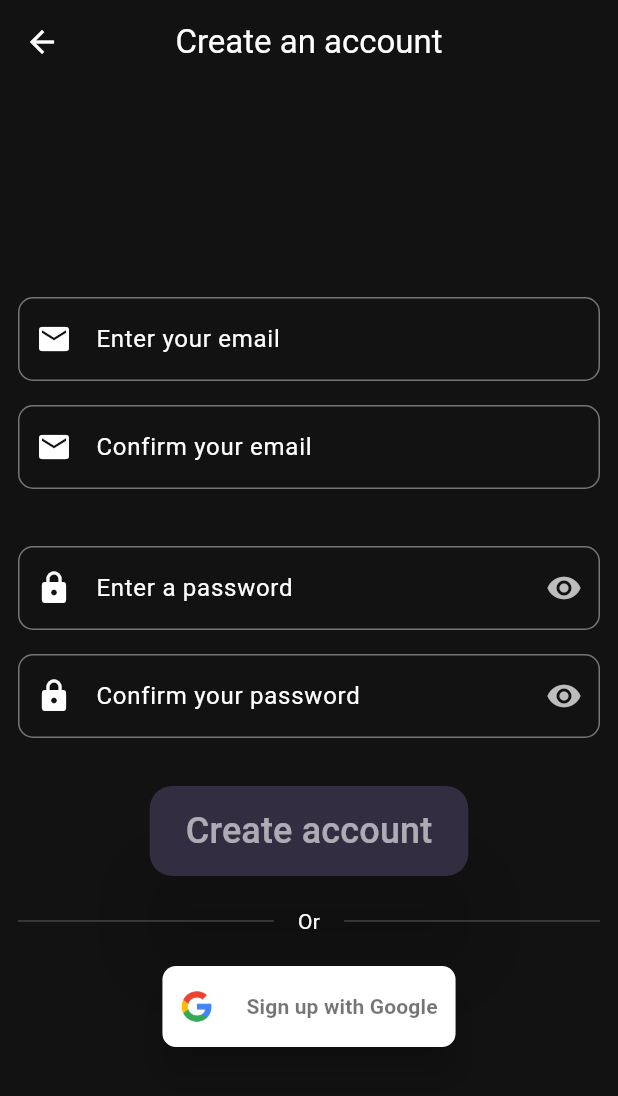
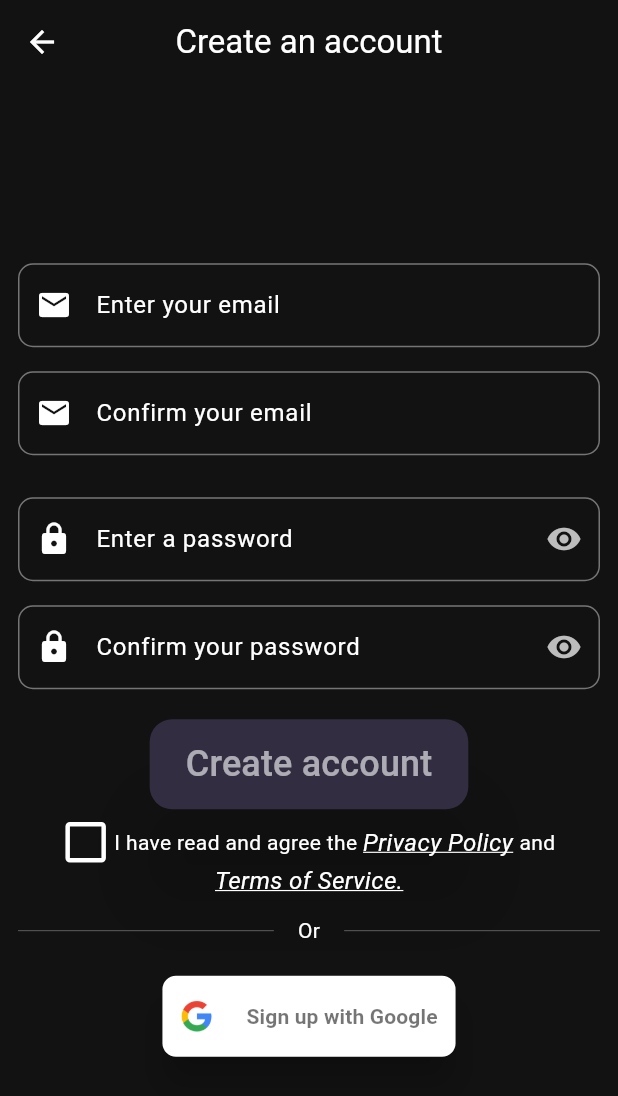
Before and after one commit to nicolas-ferrada/mycustomnotes_website, a Flutter app: the RegisterPage screen opened by its route, on a phone screen of 412 x 824 dp. Shown: the top 1096 px of the screen. Run offline on Flutter 3.47's test engine with Material 2 defaults, Android fonts, the light colour scheme and no system bars; our stand-ins replace audioplayers, cloud_firestore, connectivity_plus, device_info_plus, firebase_auth, firebase_core and 6 more; missing offline and left inert: any_link_preview, excel, firebase_app_check; accounts and stored records are empty; generated files the repository leaves out were written again; statements that could not run were skipped.

Commit message:
User must accept the Privacy Policy and Terms of Service.
- Before creating an email/password account

- Google every time (since can't find a way to identify if account is new before being created).

```diff
--- a/lib/domain/services/auth_services.dart/auth_user_service.dart
+++ b/lib/domain/services/auth_services.dart/auth_user_service.dart
@@ -9,7 +9,7 @@ import '../../../utils/extensions/formatted_message.dart';
 
 class AuthUserService {
   static Future<void> logOut({
-    required BuildContext context,
+    BuildContext? context,
   }) async {
     try {
       // If user uses both providers, if they log in with email and password instead of google,
@@ -20,9 +20,12 @@ class AuthUserService {
       await FirebaseFirestore.instance.terminate();
       await FirebaseFirestore.instance.clearPersistence();
     } catch (unexpectedException) {
-      if (!context.mounted) return;
-      throw Exception(AppLocalizations.of(context)!.unexpectedException_dialog)
-          .removeExceptionWord;
+      if (context != null) {
+        if (!context.mounted) return;
+        throw Exception(
+                AppLocalizations.of(context)!.unexpectedException_dialog)
+            .removeExceptionWord;
+      }
     }
   }
 
--- a/lib/l10n/app_en.arb
+++ b/lib/l10n/app_en.arb
@@ -12,6 +12,10 @@
     "closeButton": "Close",
     "@closeButton": {
         "description": "A generic close button generally used in dialogs"
+    },
+    "continueButton": "Continue",
+    "@continueButton": {
+        "description": "A generic continue button generally used in dialogs"
     },
     "@_LOGIN_PAGE_SCREEN": {},
     "email_textformfield_loginPage": "Enter your email",
@@ -1021,5 +1025,35 @@
     "websiteSubtitle_text_aboutPage": "Explore our development journey, our open-source code, contact email, and more on our website.",
     "@websiteSubtitle_text_aboutPage": {
         "description": "Website sub-text"
+    },
+    "@_PRIVACY_POLICY_TERMS_OF_SERVICE": {},
+    "title_text_pptos": "Privacy Policy and Terms of Service",
+    "@title_text_pptos": {
+        "description": "Privacy Policy and Terms of Service"
+    },
+    "pptosWereNotAccepted_exception_pptos": "You must accept the Privacy Policy and Terms of Service to continue, press the checkbox (square) to accept them. Make sure to read them first.",
+    "@title_text_pptos": {
+        "description": "Privacy Policy and Terms of Service"
+    },
+    "@_PRIVACY_POLICY_TERMS_OF_SERVICE_CONSENT": {},
+    "agree_text_pptos": "I have read and agree ",
+    "@agree_text_pptos": {
+        "description": "Privacy Policy and Terms of Service"
+    },
+    "the_text_pptos": "the ",
+    "@the_text_pptos": {
+        "description": "Privacy Policy and Terms of Service"
+    },
+    "privacyPolicy_text_pptos": "Privacy Policy ",
+    "@privacyPolicy_text_pptos": {
+        "description": "Privacy Policy and Terms of Service"
+    },
+    "and_text_pptos": "and ",
+    "@and_text_pptos": {
+        "description": "Privacy Policy and Terms of Service"
+    },
+    "termsOfService_text_pptos": "Terms of Service.",
+    "@termsOfService_text_pptos": {
+        "description": "Privacy Policy and Terms of Service"
     }
 }
--- a/lib/l10n/app_es.arb
+++ b/lib/l10n/app_es.arb
@@ -3,6 +3,7 @@
     "unexpectedException_dialog": "Lo sentimos, se encontró un error no esperado, por favor, intenta reiniciar la aplicación o intentar nuevamente más tarde.",
     "cancelButton": "Cancelar",
     "closeButton": "Cerrar",
+    "continueButton": "Continuar",
     "@_LOGIN_PAGE": {},
     "email_textformfield_loginPage": "Ingresa tu correo",
     "login_button_loginPage": "Iniciar sesión",
@@ -294,11 +295,20 @@
     "privacyPolicyTitle_text_aboutPage": "Política de Privacidad",
     "privacyPolicySubtitle_text_aboutPage": "Revisa nuestras Políticas de Privacidad.",
     "termsOfServiceTitle_text_aboutPage": "Términos de Servicio",
-    "termsOfServiceSubtitle_text_aboutPage": "Revisa nuestros Términos de Servicio",
+    "termsOfServiceSubtitle_text_aboutPage": "Revisa nuestros Términos de Servicio.",
     "softwareLicenseTitle_text_aboutPage": "Licencia de Software",
     "softwareLicenseSubtitle_text_aboutPage": "Revisa la licencia de software que utiliza este proyecto.",
     "thirdPartySoftwareTitle_text_aboutPage": "Software de terceros",
     "thirdPartySoftwareSubtitle_text_aboutPage": "Revisa el software de terceros que utilizamos en esta aplicación con sus respectivas licencias.",
     "websiteTitle_text_aboutPage": "Sitio web",
-    "websiteSubtitle_text_aboutPage": "Descubre como fue el proceso de desarrollo, nuestro código abierto, correo de contacto, y más en nuestro sitio web."
+    "websiteSubtitle_text_aboutPage": "Descubre como fue el proceso de desarrollo, nuestro código abierto, correo de contacto, y más en nuestro sitio web.",
+    "@_PRIVACY_POLICY_TERMS_OF_SERVICE": {},
+    "title_text_pptos": "Política de Privacidad y Términos de Servicio",
+    "pptosWereNotAccepted_exception_pptos": "Debes aceptar la Política de Privacidad y los Términos de Servicio para continuar, presiona la casilla de verificación (cuadrado) para aceptarlos. Asegurate de leerlos primero.",
+    "@_PRIVACY_POLICY_TERMS_OF_SERVICE_CONSENT": {},
+    "agree_text_pptos": "He leído y acepto ",
+    "the_text_pptos": "la ",
+    "privacyPolicy_text_pptos": "Política de Privacidad ",
+    "and_text_pptos": "y ",
+    "termsOfService_text_pptos": "Términos de Servicio."
 }
--- a/lib/presentation/pages/login_page/login_page.dart
+++ b/lib/presentation/pages/login_page/login_page.dart
@@ -295,7 +295,7 @@ class _LoginPageState extends State<LoginPage> {
         ),
         onPressed: () async {
           try {
-            await AuthUserServiceGoogleSignIn.logInGoogle();
+            await AuthUserServiceGoogleSignIn.logInGoogle(context);
           } catch (errorMessage) {
             // errorMessage is the custom message sent by the firebase function.
             if (!context.mounted) return;
@@ -362,6 +362,7 @@ class _LoginPageState extends State<LoginPage> {
                 color: Colors.white,
                 fontSize: 19,
                 fontStyle: FontStyle.italic,
+                overflow: TextOverflow.ellipsis,
               ),
             ),
           ),
--- a/lib/presentation/pages/register_page/register_page.dart
+++ b/lib/presentation/pages/register_page/register_page.dart
@@ -1,4 +1,5 @@
 import 'package:flutter/material.dart';
+import 'package:mycustomnotes/presentation/widgets/privacy_policy_terms_of_service_widget/privacy_policy_terms_of_service.dart';
 
 import '../../../domain/services/auth_services.dart/auth_user_service_email_password.dart';
 import '../../../domain/services/auth_services.dart/auth_user_service_google_singin.dart';
@@ -22,6 +23,14 @@ class _RegisterPageState extends State<RegisterPage> {
   bool isPasswordHidden = true;
   bool isPasswordConfirmHidden = true;
 
+  bool isUserAcceptingPPAndTos = false;
+
+  void updateUserAcceptance(bool newValue) {
+    setState(() {
+      isUserAcceptingPPAndTos = newValue;
+    });
+  }
+
   @override
   void dispose() {
     _emailRegisterController.dispose();
@@ -44,9 +53,6 @@ class _RegisterPageState extends State<RegisterPage> {
           child: Column(
             mainAxisAlignment: MainAxisAlignment.center,
             children: [
-              const SizedBox(
-                height: 16,
-              ),
               // Mail user input
               Padding(
                 padding:
@@ -97,7 +103,7 @@ class _RegisterPageState extends State<RegisterPage> {
                   ),
                 ),
               ),
-              const SizedBox(height: 22),
+              const SizedBox(height: 12),
               // Password user input
               Padding(
                 padding:
@@ -172,7 +178,7 @@ class _RegisterPageState extends State<RegisterPage> {
                   ),
                 ),
               ),
-              const SizedBox(height: 16),
+              const SizedBox(height: 4),
               //Register button
               Padding(
                 padding: const EdgeInsets.all(8.0),
@@ -217,6 +223,15 @@ class _RegisterPageState extends State<RegisterPage> {
                       return;
                     }
 
+                    if (isUserAcceptingPPAndTos == false) {
+                      ExceptionsAlertDialog.showErrorDialog(
+                        context: context,
+                        errorMessage: AppLocalizations.of(context)!
+                            .pptosWereNotAccepted_exception_pptos,
+                      );
+                      return;
+                    }
+
                     // Register a user with email and password
                     try {
                       await AuthUserServiceEmailPassword.registerEmailPassword(
@@ -239,12 +254,20 @@ class _RegisterPageState extends State<RegisterPage> {
                   ),
                 ),
               ),
+              privacyPolicyAndTermsOfService(),
               loginProvidersSeparationWidget(context),
               googleLoginButtonWidget(context),
             ],
           ),
         ),
       ),
+    );
+  }
+
+  Widget privacyPolicyAndTermsOfService() {
+    return PrivacyPolicyTermsOfServiceWidget(
+      isUserAccepting: isUserAcceptingPPAndTos,
+      updateUserAcceptance: updateUserAcceptance,
     );
   }
 
@@ -290,7 +313,7 @@ class _RegisterPageState extends State<RegisterPage> {
         ),
         onPressed: () async {
           try {
-            await AuthUserServiceGoogleSignIn.logInGoogle();
+            await AuthUserServiceGoogleSignIn.logInGoogle(context);
           } catch (errorMessage) {
             // errorMessage is the custom message sent by the firebase function.
             if (!context.mounted) return;
--- /dev/null
+++ b/lib/presentation/widgets/privacy_policy_terms_of_service_widget/privacy_policy_terms_of_service.dart
@@ -0,0 +1,89 @@
+import 'package:flutter/material.dart';
+import 'package:mycustomnotes/l10n/l10n_export.dart';
+
+// ignore: must_be_immutable
+class PrivacyPolicyTermsOfServiceWidget extends StatefulWidget {
+  bool isUserAccepting;
+  Function updateUserAcceptance;
+  PrivacyPolicyTermsOfServiceWidget({
+    super.key,
+    required this.isUserAccepting,
+    required this.updateUserAcceptance,
+  });
+
+  @override
+  State<PrivacyPolicyTermsOfServiceWidget> createState() =>
+      _PrivacyPolicyTermsOfServiceWidgetState();
+}
+
+class _PrivacyPolicyTermsOfServiceWidgetState
+    extends State<PrivacyPolicyTermsOfServiceWidget> {
+  @override
+  Widget build(BuildContext context) {
+    return Padding(
+      padding: const EdgeInsets.symmetric(horizontal: 2),
+      child: Wrap(
+        alignment: WrapAlignment.center,
+        crossAxisAlignment: WrapCrossAlignment.center,
+        children: [
+          Transform.scale(
+            scale: 1.5,
+            child: SizedBox(
+              width: 38,
+              height: 28,
+              child: Checkbox(
+                // visualDensity: VisualDensity.compact,
+                value: widget.isUserAccepting,
+                onChanged: (value) {
+                  setState(() {
+                    widget.updateUserAcceptance(value!);
+                  });
+                },
+              ),
+            ),
+          ),
+          Text(
+            AppLocalizations.of(context)!.agree_text_pptos,
+            style: const TextStyle(fontSize: 14),
+          ),
+          Text(
+            AppLocalizations.of(context)!.the_text_pptos,
+            style: const TextStyle(fontSize: 14),
+          ),
+          InkWell(
+            borderRadius: BorderRadius.circular(20),
+            onTap: () => {},
+            child: Text(
+              AppLocalizations.of(context)!.privacyPolicy_text_pptos,
+              style: const TextStyle(
+                decoration: TextDecoration.underline,
+                color: Colors.white,
+                fontSize: 16,
+                fontStyle: FontStyle.italic,
+                overflow: TextOverflow.ellipsis,
+              ),
+            ),
+          ),
+          Text(
+            AppLocalizations.of(context)!.and_text_pptos,
+            style: const TextStyle(fontSize: 14),
+          ),
+          InkWell(
+            borderRadius: BorderRadius.circular(20),
+            onTap: () => {},
+            child: Text(
+              AppLocalizations.of(context)!.termsOfService_text_pptos,
+              style: const TextStyle(
+                decoration: TextDecoration.underline,
+                color: Colors.white,
+                fontSize: 16,
+                fontStyle: FontStyle.italic,
+                overflow: TextOverflow.ellipsis,
+              ),
+            ),
+          ),
+        ],
+      ),
+    );
+  }
+}
```
Also changed, not shown: lib/domain/services/auth_services.dart/auth_user_service_google_singin.dart (+23 -4 lines), lib/presentation/pages/privacy_policy_page/privacy_policy_page.dart (deleted, +0 -32 lines), lib/presentation/pages/terms_of_service_page/terms_of_service_page.dart (deleted, +0 -32 lines), lib/presentation/widgets/privacy_policy_terms_of_service_widget/privacy_policy_terms_of_service_dialog.dart (added, +77 -0 lines), lib/utils/styles/dialog_subtitle_style.dart (+8 -4 lines).
